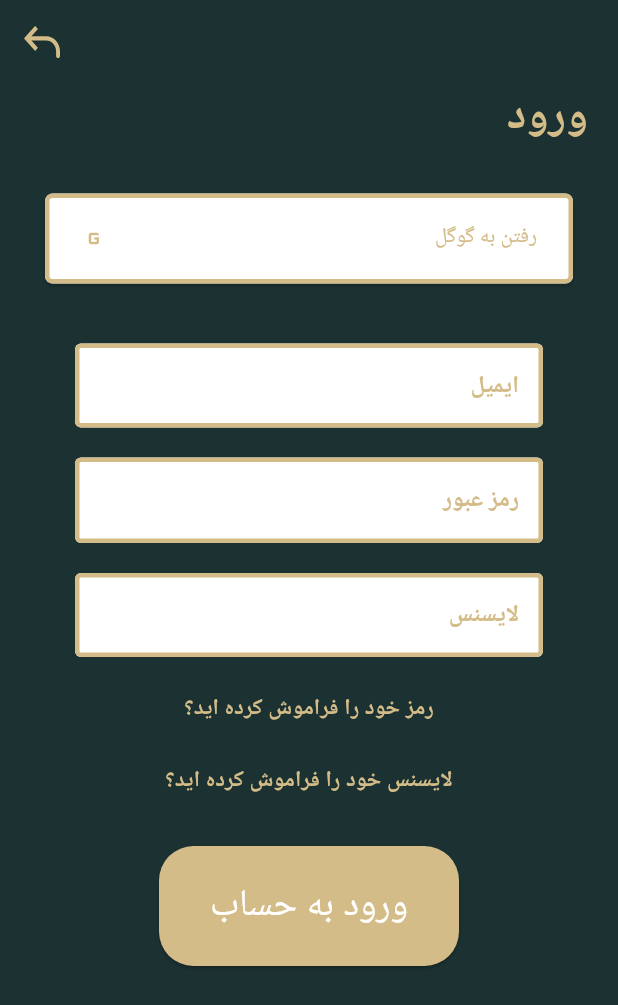
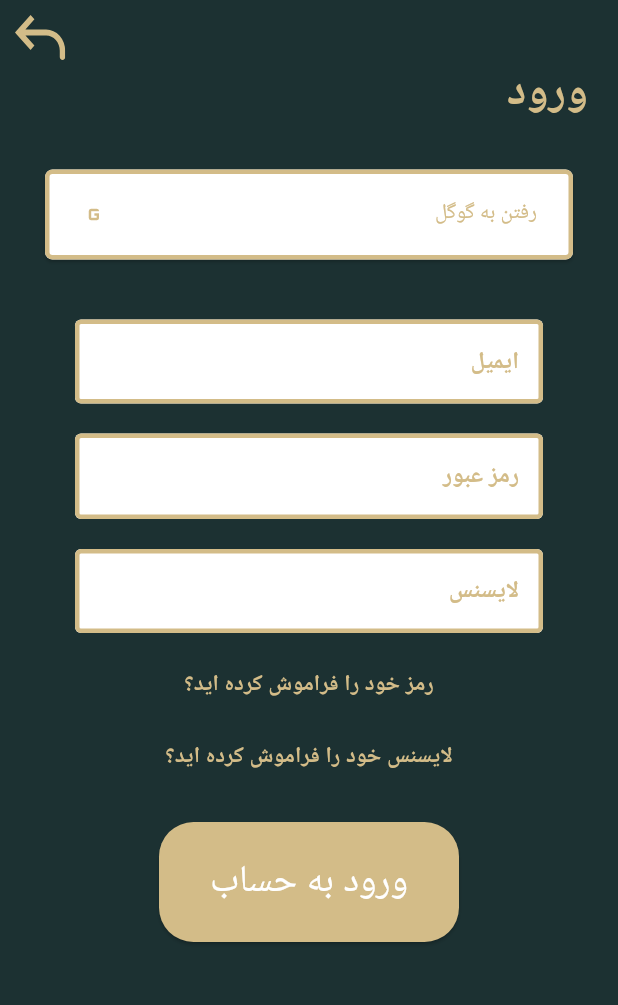
Before and after one commit to MahmoodHashem/power_tailor, a Flutter app: the LoginOrSignUp screen opened directly, after a tap on "ورورد به حساب", on a phone screen of 412 x 824 dp. Shown: the top 1005 px of the screen. Run offline on Flutter 3.47's test engine with Material 3 defaults, Android fonts, the phone set to English and light mode, and no system bars; our stand-ins replace flutter_svg.

Commit message:
حذف اپ بار و استفاده از backButton

```diff
--- a/lib/src/screens/login.dart
+++ b/lib/src/screens/login.dart
@@ -4,7 +4,9 @@ import 'package:power_tailor/src/common_widgets/custom_textfield.dart';
 import 'package:power_tailor/src/common_widgets/custom_button.dart';
 import 'package:power_tailor/src/constants/colors.dart';
 
-
+import '../common_widgets/back_button.dart';
+import '../common_widgets/google_button.dart';
+import 'login_or_signup.dart';
 
 class Login extends StatefulWidget {
   const Login({super.key});
@@ -14,23 +16,9 @@ class Login extends StatefulWidget {
 }
 
 class _LoginState extends State<Login> {
-
   @override
   Widget build(BuildContext context) {
     return Scaffold(
-      appBar: AppBar(
-        backgroundColor: Colors.transparent,
-        leading:   MaterialButton(
-                    onPressed: () {
-                      Navigator.pop(context);
-                    },
-                    child: SvgPicture.asset(
-                      "assets/images/Vector.svg",
-                      height: 30,
-                      color: p2,
-                    ),
-                  ),
-      ),
       backgroundColor: p1,
       body: SafeArea(
         child: SingleChildScrollView(
@@ -38,63 +26,37 @@ class _LoginState extends State<Login> {
             child: Column(
               mainAxisAlignment: MainAxisAlignment.center,
               children: [
+                backIcon(context, onPressed: () {
+                  Navigator.push(
+                      context,
+                      MaterialPageRoute(
+                        builder: (context) => const LoginOrSignUp(),
+                      ));
+                }),
                 const Padding(
-                  padding:EdgeInsets.only(right:20),
-                  child:  Align(
+                  padding: EdgeInsets.only(right: 20),
+                  child: Align(
                     alignment: Alignment.centerRight,
-                    child:Text(
+                    child: Text(
                       "ورود",
                       textDirection: TextDirection.rtl,
                       style: TextStyle(
                         color: p2,
                         fontSize: 30,
                         fontWeight: FontWeight.bold,
-
                       ),
                     ),
                   ),
                 ),
-
-                Container(
-                  height: 60,
-                    margin: const EdgeInsets.symmetric(
-                      horizontal: 30,
-                      vertical: 30
-                    ),
-                  child: ElevatedButton(
-                    onPressed: () {},
-                    style: ElevatedButton.styleFrom(
-
-                      side: const BorderSide(
-                        color: p2,
-                        width: 3,
-                      ),
-                      backgroundColor: tColor,
-                      foregroundColor: p2,
-                      shape: RoundedRectangleBorder(
-                        borderRadius: BorderRadius.circular(5)
-                      )
-                    ),
-                    child: const Row(
-                      mainAxisAlignment: MainAxisAlignment.spaceBetween,
-                      children: [
-                        Icon(Icons.g_mobiledata),
-
-                        Text("رفتن به گوگل"),
-                      ],
-                    ),
-                  ),
-                ),
-
+                googleButton(),
                 customTextField(hintText: "ایمیل"),
-                customTextField(hintText: "رمز عبور",
+                customTextField(
+                  hintText: "رمز عبور",
                   obscureText: true,
                 ),
                 customTextField(
                   hintText: "لایسنس",
-
                 ),
-
                 MaterialButton(
                     onPressed: () {},
                     child: const Text(
--- a/lib/src/screens/login_or_signup.dart
+++ b/lib/src/screens/login_or_signup.dart
@@ -2,9 +2,12 @@ import 'package:flutter/material.dart';
 import 'package:flutter_svg/flutter_svg.dart';
 import 'package:power_tailor/src/common_widgets/custom_button.dart';
 import 'package:power_tailor/src/constants/colors.dart';
+import 'package:power_tailor/src/screens/sign_up.dart';
+import 'package:power_tailor/src/screens/start.dart';
 
 
 
+import '../common_widgets/back_button.dart';
 import 'login.dart';
 
 class LoginOrSignUp extends StatelessWidget {
@@ -15,25 +18,14 @@ class LoginOrSignUp extends StatelessWidget {
 
     return Scaffold(
       backgroundColor: p1,
-      appBar: AppBar(
-        backgroundColor: Colors.transparent,
-        leading:   MaterialButton(
-                    onPressed: () {
-                      Navigator.pop(context);
-                    },
-                    child: SvgPicture.asset(
-                      "assets/images/Vector.svg",
-                      height: 30,
-                      color: p2,
-
-                    ),
-                  ),
-      ),
       body: SafeArea(
         child: Center(
           child: Column(
-            mainAxisAlignment: MainAxisAlignment.spaceAround,
+            mainAxisAlignment: MainAxisAlignment.spaceBetween,
             children: [
+              backIcon(context,onPressed: (){
+                Navigator.push(context, MaterialPageRoute(builder: (context) => const Start(),));
+              }),
               SvgPicture.asset(
                 "assets/images/tailor1.svg",
                 width: 200,
@@ -53,7 +45,13 @@ class LoginOrSignUp extends StatelessWidget {
               ),
 
               customButton(
-                  textButton: "ساخت حساب جدید", onPressed: () {}, width: 250),
+                  textButton: "ساخت حساب جدید", onPressed: () {
+                Navigator.push(
+                    context,
+                    MaterialPageRoute(
+                      builder: (context) => const SignUp(),
+                    ));
+              }, width: 250),
 
               Image.asset("assets/images/TechLogo.png", height: 100),
             ],
```
Also changed, not shown: pubspec.lock. Lines whose indentation alone changed are shown as unchanged.
